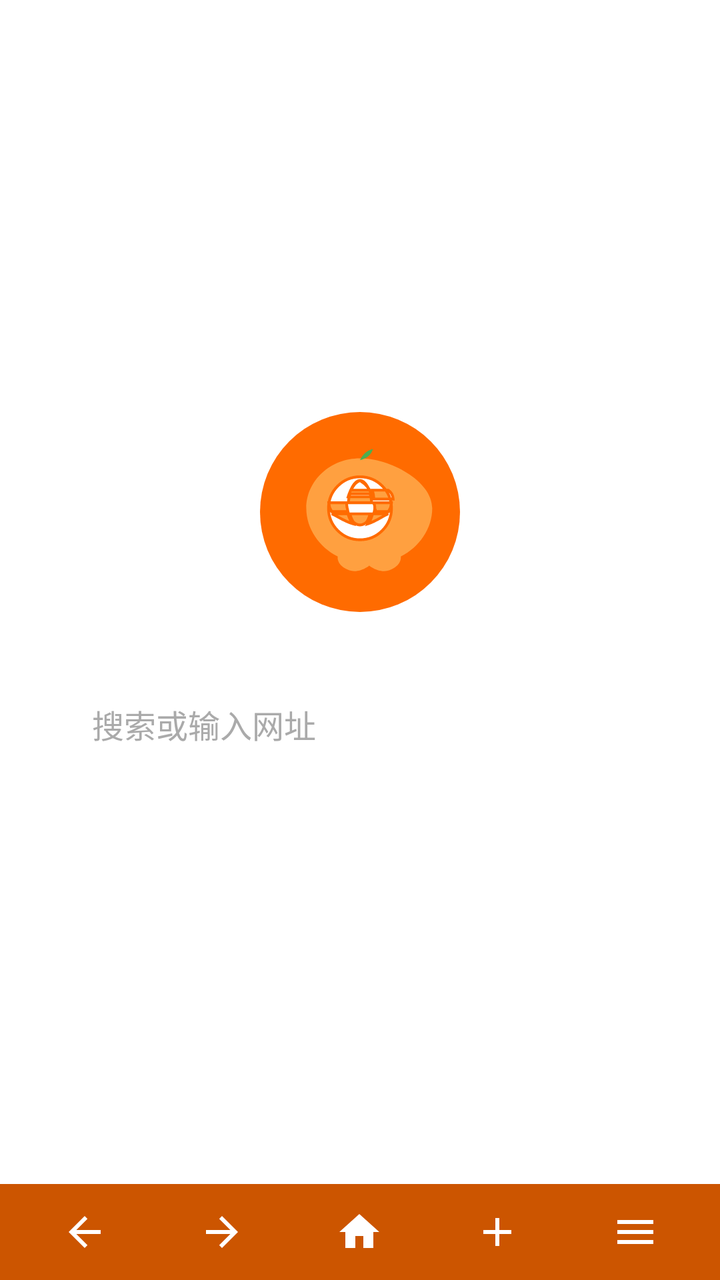
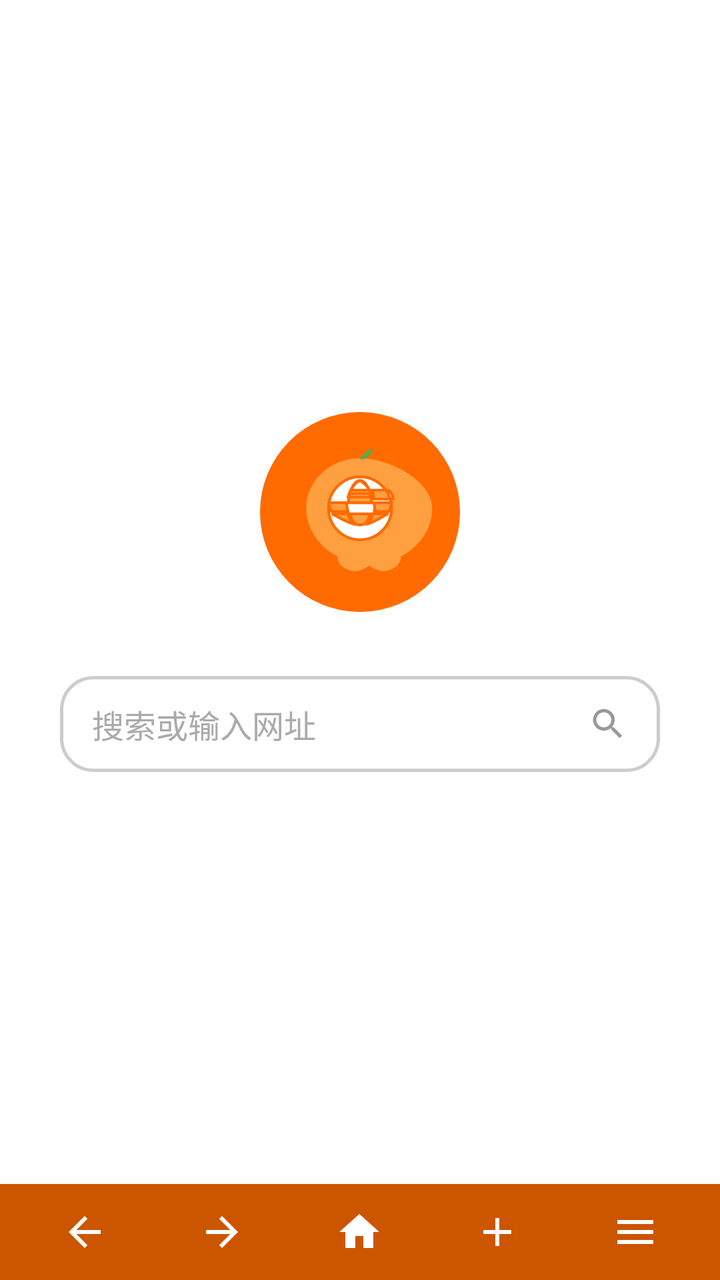

Before-and-after screenshots of an Android layout around one commit, followed by the original layout XML and the change that was made.
<!-- AndroidManifest.xml: application theme AppTheme -->
<!-- res/layout/activity_main.xml -->
<?xml version="1.0" encoding="utf-8"?>
<LinearLayout xmlns:android="http://schemas.android.com/apk/res/android"
    xmlns:app="http://schemas.android.com/apk/res-auto"
    android:id="@+id/main_root"
    android:layout_width="match_parent"
    android:layout_height="match_parent"
    android:orientation="vertical">

    
    <androidx.appcompat.widget.Toolbar
        android:id="@+id/toolbar_top"
        android:layout_width="match_parent"
        android:layout_height="48dp"
        android:background="@color/primary_orange"
        android:visibility="gone"
        app:contentInsetStart="4dp"
        app:contentInsetEnd="4dp">

        <LinearLayout
            android:layout_width="match_parent"
            android:layout_height="match_parent"
            android:orientation="horizontal"
            android:gravity="center_vertical">

            <EditText
                android:id="@+id/address_bar"
                android:layout_width="0dp"
                android:layout_height="40dp"
                android:layout_weight="1"
                android:layout_marginHorizontal="6dp"
                android:background="@drawable/bg_address_bar"
                android:paddingHorizontal="10dp"
                android:textColor="@color/address_text"
                android:textSize="14sp"
                android:textColorHint="@color/address_hint"
                android:hint="@string/address_hint"
                android:maxLines="1"
                android:imeOptions="actionGo"
                android:inputType="textUri"
                android:selectAllOnFocus="true" />

            <ImageButton
                android:id="@+id/btn_refresh_top"
                android:layout_width="36dp"
                android:layout_height="36dp"
                android:src="@drawable/ic_refresh"
                android:background="?attr/selectableItemBackgroundBorderless"
                android:tint="@color/white"
                android:contentDescription="@string/refresh"
                android:padding="6dp" />

        </LinearLayout>
    </androidx.appcompat.widget.Toolbar>

    
    <ProgressBar
        android:id="@+id/progress_bar"
        style="?android:attr/progressBarStyleHorizontal"
        android:layout_width="match_parent"
        android:layout_height="3dp"
        android:progressTint="@color/primary_orange"
        android:progressBackgroundTint="@color/progress_bg"
        android:visibility="gone"
        android:max="100" />

    
    <LinearLayout
        android:id="@+id/home_screen"
        android:layout_width="match_parent"
        android:layout_height="0dp"
        android:layout_weight="1"
        android:orientation="vertical"
        android:gravity="center"
        android:background="@color/white">

        <ImageView
            android:id="@+id/logo"
            android:layout_width="100dp"
            android:layout_height="100dp"
            android:src="@drawable/ic_launcher"
            android:layout_marginBottom="32dp" />

        <EditText
            android:id="@+id/home_search_bar"
            android:layout_width="300dp"
            android:layout_height="48dp"
            android:background="@drawable/bg_address_bar"
            android:paddingHorizontal="16dp"
            android:textColor="@color/address_text"
            android:textSize="16sp"
            android:textColorHint="@color/address_hint"
            android:hint="@string/search_hint"
            android:maxLines="1"
            android:imeOptions="actionGo"
            android:inputType="text"
            android:selectAllOnFocus="true"
            android:gravity="center_vertical" />

    </LinearLayout>

    
    <FrameLayout
        android:id="@+id/web_container"
        android:layout_width="match_parent"
        android:layout_height="0dp"
        android:layout_weight="1"
        android:visibility="gone" />

    
    <LinearLayout
        android:id="@+id/bottom_toolbar"
        android:layout_width="match_parent"
        android:layout_height="48dp"
        android:orientation="horizontal"
        android:background="@color/tab_bar_bg"
        android:gravity="center"
        android:paddingHorizontal="8dp">

        <ImageButton
            android:id="@+id/btn_back"
            android:layout_width="0dp"
            android:layout_height="36dp"
            android:layout_weight="1"
            android:src="@drawable/ic_back"
            android:background="?attr/selectableItemBackgroundBorderless"
            android:tint="@color/white"
            android:contentDescription="@string/back"
            android:padding="6dp" />

        <ImageButton
            android:id="@+id/btn_forward"
            android:layout_width="0dp"
            android:layout_height="36dp"
            android:layout_weight="1"
            android:src="@drawable/ic_forward"
            android:background="?attr/selectableItemBackgroundBorderless"
            android:tint="@color/white"
            android:contentDescription="@string/forward"
            android:padding="6dp" />

        <ImageButton
            android:id="@+id/btn_home_bottom"
            android:layout_width="0dp"
            android:layout_height="36dp"
            android:layout_weight="1"
            android:src="@drawable/ic_home"
            android:background="?attr/selectableItemBackgroundBorderless"
            android:tint="@color/white"
            android:contentDescription="@string/home"
            android:padding="6dp" />

        <ImageButton
            android:id="@+id/btn_tabs"
            android:layout_width="0dp"
            android:layout_height="wrap_content"
            android:layout_weight="1"
            android:src="@drawable/ic_add_tab"
            android:background="?attr/selectableItemBackgroundBorderless"
            android:tint="@color/white"
            android:contentDescription="@string/new_tab"
            android:padding="6dp" />

        <ImageButton
            android:id="@+id/btn_menu"
            android:layout_width="0dp"
            android:layout_height="36dp"
            android:layout_weight="1"
            android:src="@drawable/ic_menu"
            android:background="?attr/selectableItemBackgroundBorderless"
            android:tint="@color/white"
            android:contentDescription="@string/more"
            android:padding="6dp" />

    </LinearLayout>

</LinearLayout>
<!-- resources referenced by this layout -->
<resources>
  <color name="address_hint">#AAAAAA</color>
  <color name="address_text">#333333</color>
  <color name="primary_orange">#FF6B00</color>
  <color name="progress_bg">#FFE0CC</color>
  <color name="tab_bar_bg">#CC5500</color>
  <color name="white">#FFFFFF</color>
  <!-- drawable bg_address_bar (drawable) -->
  <?xml version="1.0" encoding="utf-8"?>
  <shape xmlns:android="http://schemas.android.com/apk/res/android"
      android:shape="rectangle">
      <solid android:color="@color/address_bar_bg" />
      <corners android:radius="16dp" />
  </shape>
  <!-- drawable ic_add_tab (drawable) -->
  <?xml version="1.0" encoding="utf-8"?>
  <vector xmlns:android="http://schemas.android.com/apk/res/android"
      android:width="24dp"
      android:height="24dp"
      android:viewportWidth="24"
      android:viewportHeight="24">
      <path
          android:fillColor="#FFFFFFFF"
          android:pathData="M19,13h-6v6h-2v-6H5v-2h6V5h2v6h6v2z" />
  </vector>
  <!-- drawable ic_back (drawable) -->
  <?xml version="1.0" encoding="utf-8"?>
  <vector xmlns:android="http://schemas.android.com/apk/res/android"
      android:width="24dp"
      android:height="24dp"
      android:viewportWidth="24"
      android:viewportHeight="24">
      <path
          android:fillColor="#FFFFFFFF"
          android:pathData="M20,11H7.83l5.59,-5.59L12,4l-8,8 8,8 1.41,-1.41L7.83,13H20v-2z" />
  </vector>
  <!-- drawable ic_forward (drawable) -->
  <?xml version="1.0" encoding="utf-8"?>
  <vector xmlns:android="http://schemas.android.com/apk/res/android"
      android:width="24dp"
      android:height="24dp"
      android:viewportWidth="24"
      android:viewportHeight="24">
      <path
          android:fillColor="#FFFFFFFF"
          android:pathData="M12,4l-1.41,1.41L16.17,11H4v2h12.17l-5.58,5.59L12,20l8,-8z" />
  </vector>
  <!-- drawable ic_home (drawable) -->
  <?xml version="1.0" encoding="utf-8"?>
  <vector xmlns:android="http://schemas.android.com/apk/res/android"
      android:width="24dp"
      android:height="24dp"
      android:viewportWidth="24"
      android:viewportHeight="24">
      <path
          android:fillColor="#FFFFFFFF"
          android:pathData="M10,20v-6h4v6h5v-8h3L12,3 2,12h3v8z" />
  </vector>
  <!-- drawable ic_menu (drawable) -->
  <vector xmlns:android="http://schemas.android.com/apk/res/android"
      android:width="24dp"
      android:height="24dp"
      android:viewportWidth="24"
      android:viewportHeight="24"
      android:tint="#FFFFFF">
    <path
        android:fillColor="@android:color/white"
        android:pathData="M3,18h18v-2H3v2zM3,13h18v-2H3v2zM3,6v2h18V6H3z"/>
  </vector>
  <string name="address_hint">输入网址或搜索内容</string>
  <string name="back">后退</string>
  <string name="forward">前进</string>
  <string name="home">主页</string>
  <string name="more">更多</string>
  <string name="new_tab">新标签页</string>
  <string name="refresh">刷新</string>
  <string name="search_hint">搜索或输入网址</string>
  <style name="AppTheme" parent="Theme.AppCompat.Light.NoActionBar">
          <item name="colorPrimary">@color/primary_orange</item>
          <item name="colorPrimaryDark">@color/primary_orange_dark</item>
          <item name="colorAccent">@color/accent_orange</item>
          <item name="android:windowBackground">@color/background</item>
          <item name="android:statusBarColor">@color/primary_orange_dark</item>
      </style>
  <color name="address_bar_bg">#FFFFFF</color>
  <color name="primary_orange_dark">#E05A00</color>
  <color name="accent_orange">#FFA040</color>
  <color name="background">#FFFFFF</color>
</resources>

<!-- the commit's change to res/layout/activity_main.xml (unified diff, before → after) -->
@@ -30,6 +30,7 @@
                 android:layout_marginHorizontal="6dp"
                 android:background="@drawable/bg_address_bar"
                 android:paddingHorizontal="10dp"
+                android:paddingRight="36dp"
                 android:textColor="@color/address_text"
                 android:textSize="14sp"
                 android:textColorHint="@color/address_hint"
@@ -37,7 +38,8 @@
                 android:maxLines="1"
                 android:imeOptions="actionGo"
                 android:inputType="textUri"
-                android:selectAllOnFocus="true" />
+                android:selectAllOnFocus="true"
+                android:drawableEnd="@drawable/ic_search" />
 
             <ImageButton
                 android:id="@+id/btn_refresh_top"
@@ -86,6 +88,7 @@
             android:layout_height="48dp"
             android:background="@drawable/bg_address_bar"
             android:paddingHorizontal="16dp"
+            android:paddingRight="40dp"
             android:textColor="@color/address_text"
             android:textSize="16sp"
             android:textColorHint="@color/address_hint"
@@ -94,7 +97,8 @@
             android:imeOptions="actionGo"
             android:inputType="text"
             android:selectAllOnFocus="true"
-            android:gravity="center_vertical" />
+            android:gravity="center_vertical"
+            android:drawableEnd="@drawable/ic_search" />
 
     </LinearLayout>
 
<!-- resource entries referenced after the edit -->
@@ -12,6 +12,7 @@
       android:shape="rectangle">
       <solid android:color="@color/address_bar_bg" />
       <corners android:radius="16dp" />
+      <stroke android:width="1.5dp" android:color="#CCCCCC" />
   </shape>
   <!-- drawable ic_add_tab (drawable) -->
   <?xml version="1.0" encoding="utf-8"?>
